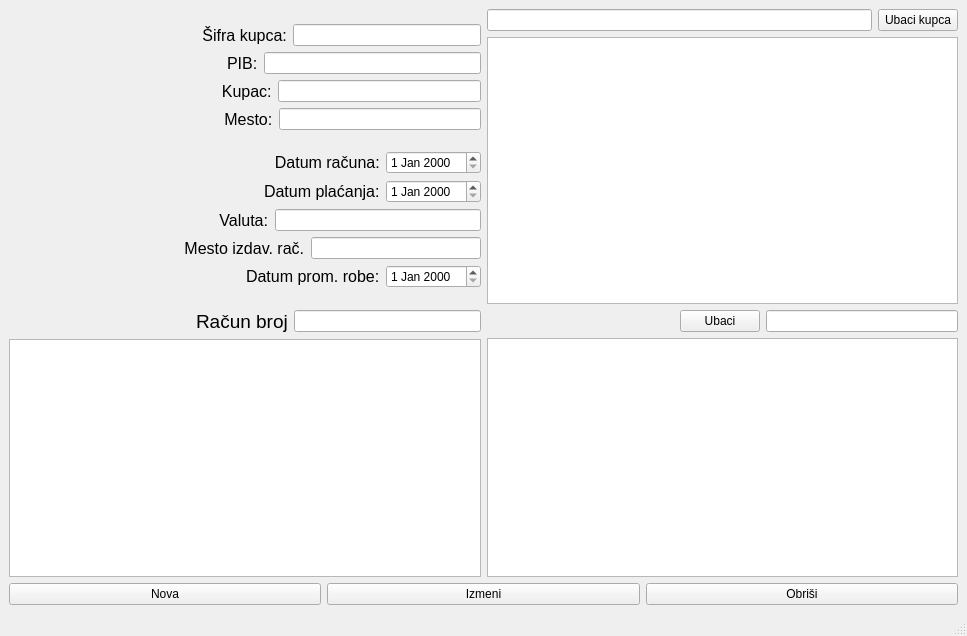
The window that formafaktura.ui (s-pab/Commercium) describes before a commit, drawn with Qt 5.
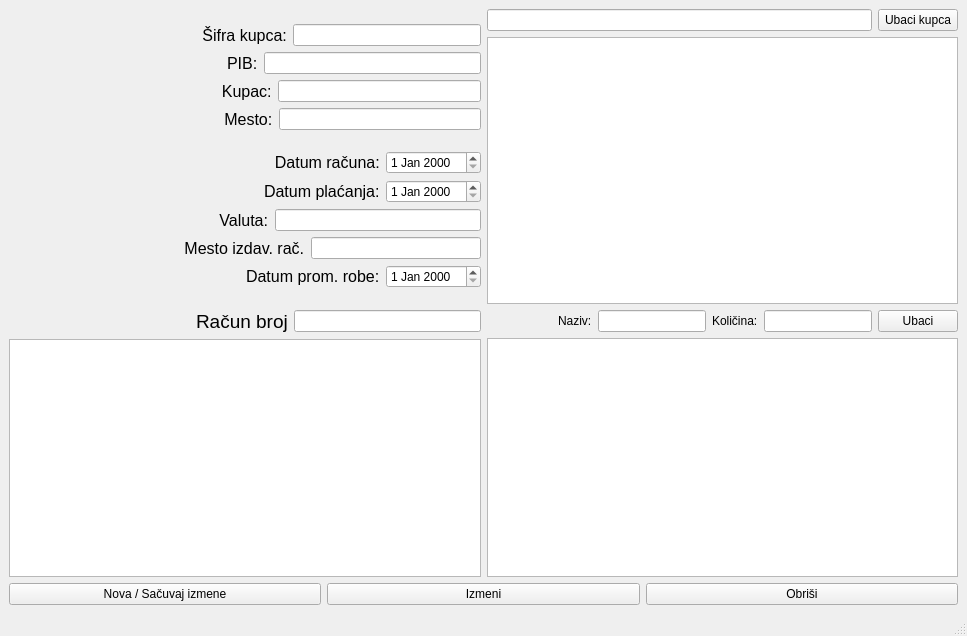
The same window after the commit.

Patch:
```diff
--- a/formafaktura.ui
+++ b/formafaktura.ui
@@ -406,6 +406,26 @@
               </property>
              </spacer>
             </item>
+            <item>
+             <widget class="QLabel" name="label_12">
+              <property name="text">
+               <string>Naziv:</string>
+              </property>
+             </widget>
+            </item>
+            <item>
+             <widget class="QLineEdit" name="lePretraga"/>
+            </item>
+            <item>
+             <widget class="QLabel" name="label_11">
+              <property name="text">
+               <string>Količina:</string>
+              </property>
+             </widget>
+            </item>
+            <item>
+             <widget class="QLineEdit" name="leKolicina"/>
+            </item>
             <item>
              <widget class="QPushButton" name="pbUbaci">
               <property name="text">
@@ -413,9 +433,6 @@
               </property>
              </widget>
             </item>
-            <item>
-             <widget class="QLineEdit" name="lePretraga"/>
-            </item>
            </layout>
           </item>
           <item>
@@ -430,7 +447,7 @@
         <item>
          <widget class="QPushButton" name="nova">
           <property name="text">
-           <string>Nova</string>
+           <string>Nova / Sačuvaj izmene</string>
           </property>
          </widget>
         </item>
```
